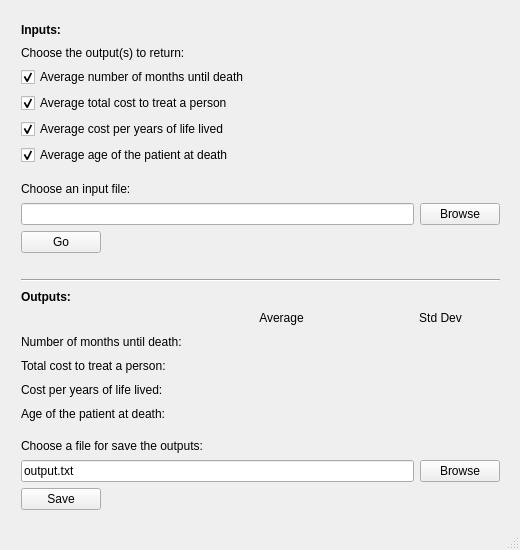
Qt form mainwindow.ui (esurface/OutputAverages) before a commit.
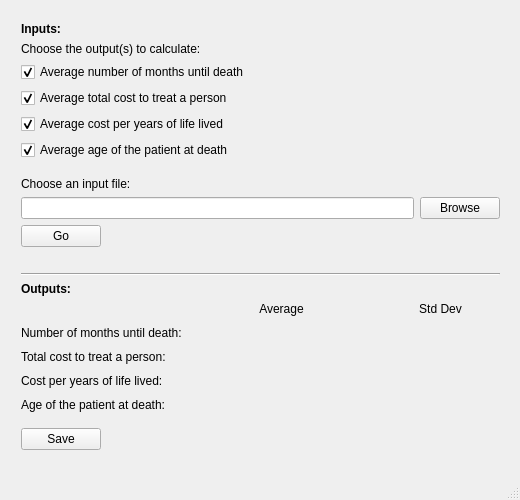
The same form after that commit.

Patch:
```diff
--- a/mainwindow.ui
+++ b/mainwindow.ui
@@ -7,7 +7,7 @@
     <x>0</x>
     <y>0</y>
     <width>520</width>
-    <height>550</height>
+    <height>500</height>
    </rect>
   </property>
   <property name="sizePolicy">
@@ -19,13 +19,13 @@
   <property name="minimumSize">
    <size>
     <width>520</width>
-    <height>550</height>
+    <height>500</height>
    </size>
   </property>
   <property name="maximumSize">
    <size>
     <width>520</width>
-    <height>550</height>
+    <height>500</height>
    </size>
   </property>
   <property name="windowTitle">
@@ -38,7 +38,7 @@
       <x>10</x>
       <y>10</y>
       <width>501</width>
-      <height>511</height>
+      <height>451</height>
      </rect>
     </property>
     <layout class="QVBoxLayout" name="verticalLayout">
@@ -58,7 +58,7 @@
      <item>
       <widget class="QLabel" name="label_2">
        <property name="text">
-        <string>Choose the output(s) to return:</string>
+        <string>Choose the output(s) to calculate:</string>
        </property>
       </widget>
      </item>
@@ -356,31 +356,6 @@
        </property>
       </spacer>
      </item>
-     <item>
-      <widget class="QLabel" name="label_11">
-       <property name="text">
-        <string>Choose a file for save the outputs:</string>
-       </property>
-      </widget>
-     </item>
-     <item>
-      <layout class="QHBoxLayout" name="horizontalLayout_4">
-       <item>
-        <widget class="QLineEdit" name="outputFileLabel">
-         <property name="text">
-          <string>output.txt</string>
-         </property>
-        </widget>
-       </item>
-       <item>
-        <widget class="QPushButton" name="outputBrowseButton">
-         <property name="text">
-          <string>Browse</string>
-         </property>
-        </widget>
-       </item>
-      </layout>
-     </item>
      <item>
       <layout class="QHBoxLayout" name="horizontalLayout_5">
        <property name="topMargin">
```
Left out of the diff: 16 changed lines with no effect on the pictures.
